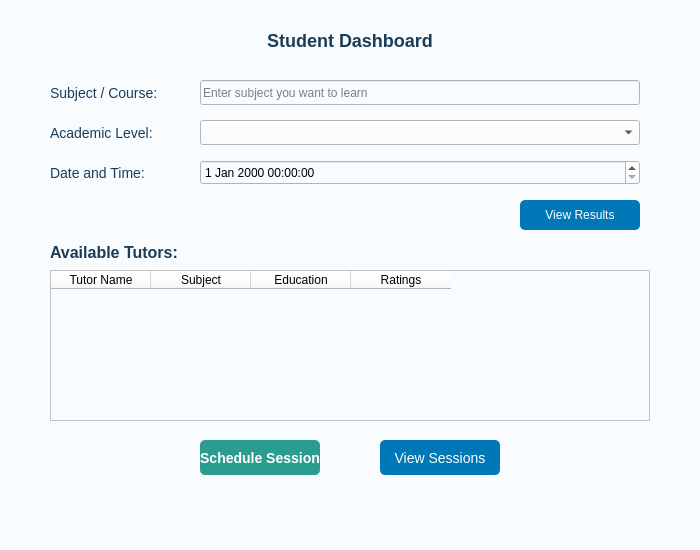
Old version of the form Session_Management (1).ui in the repository TheAmna/CS-CE-355-373-Database-Systems-Project.
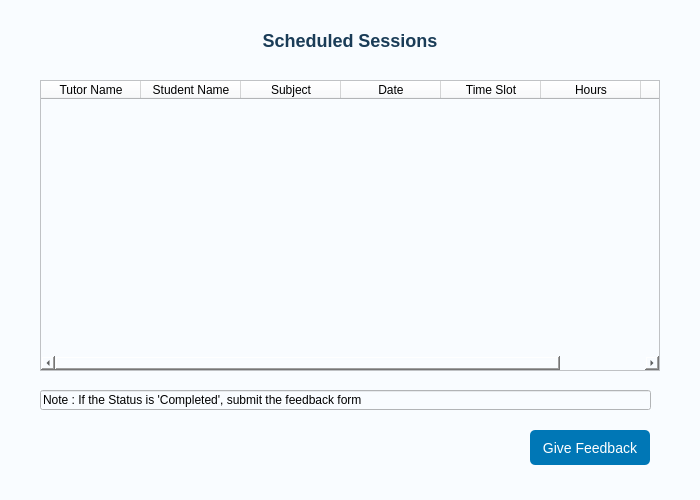
New version of the form.

Commit message: Update Session_Management (1).ui

What changed in the file:
```diff
--- a/Session_Management (1).ui
+++ b/Session_Management (1).ui
@@ -7,7 +7,7 @@
     <x>0</x>
     <y>0</y>
     <width>700</width>
-    <height>550</height>
+    <height>500</height>
    </rect>
   </property>
   <property name="windowTitle">
@@ -29,139 +29,36 @@
     <string notr="true">font-size: 18px; font-weight: bold; color: #1a3c57;</string>
    </property>
    <property name="text">
-    <string>Student Dashboard</string>
+    <string>Scheduled Sessions</string>
    </property>
    <property name="alignment">
     <set>Qt::AlignCenter</set>
    </property>
   </widget>
-  <widget class="QLabel" name="labelSubject">
+  <widget class="QTableWidget" name="tableSessions">
    <property name="geometry">
     <rect>
-     <x>50</x>
+     <x>40</x>
      <y>80</y>
-     <width>140</width>
-     <height>25</height>
+     <width>620</width>
+     <height>291</height>
     </rect>
    </property>
-   <property name="styleSheet">
-    <string notr="true">font-size: 14px; color: #1a3c57;</string>
-   </property>
-   <property name="text">
-    <string>Subject / Course:</string>
-   </property>
-  </widget>
-  <widget class="QLineEdit" name="lineSubject">
-   <property name="geometry">
-    <rect>
-     <x>200</x>
-     <y>80</y>
-     <width>440</width>
-     <height>25</height>
-    </rect>
-   </property>
-   <property name="placeholderText">
-    <string>Enter subject you want to learn</string>
-   </property>
-  </widget>
-  <widget class="QLabel" name="labelLevel">
-   <property name="geometry">
-    <rect>
-     <x>50</x>
-     <y>120</y>
-     <width>140</width>
-     <height>25</height>
-    </rect>
-   </property>
-   <property name="styleSheet">
-    <string notr="true">font-size: 14px; color: #1a3c57;</string>
-   </property>
-   <property name="text">
-    <string>Academic Level:</string>
-   </property>
-  </widget>
-  <widget class="QComboBox" name="comboLevel">
-   <property name="geometry">
-    <rect>
-     <x>200</x>
-     <y>120</y>
-     <width>440</width>
-     <height>25</height>
-    </rect>
-   </property>
-  </widget>
-  <widget class="QLabel" name="labelDate">
-   <property name="geometry">
-    <rect>
-     <x>50</x>
-     <y>160</y>
-     <width>140</width>
-     <height>25</height>
-    </rect>
-   </property>
-   <property name="styleSheet">
-    <string notr="true">font-size: 14px; color: #1a3c57;</string>
-   </property>
-   <property name="text">
-    <string>Date and Time:</string>
-   </property>
-  </widget>
-  <widget class="QDateTimeEdit" name="dateTimeEdit">
-   <property name="geometry">
-    <rect>
-     <x>200</x>
-     <y>160</y>
-     <width>440</width>
-     <height>25</height>
-    </rect>
-   </property>
-  </widget>
-  <widget class="QPushButton" name="btnViewResults">
-   <property name="geometry">
-    <rect>
-     <x>520</x>
-     <y>200</y>
-     <width>120</width>
-     <height>30</height>
-    </rect>
-   </property>
-   <property name="styleSheet">
-    <string notr="true">background-color: #0077b6; color: white; border-radius: 5px; font-size: 12px;</string>
-   </property>
-   <property name="text">
-    <string>View Results</string>
-   </property>
-  </widget>
-  <widget class="QLabel" name="labelAvailableTutors">
-   <property name="geometry">
-    <rect>
-     <x>50</x>
-     <y>240</y>
-     <width>200</width>
-     <height>25</height>
-    </rect>
-   </property>
-   <property name="styleSheet">
-    <string notr="true">font-size: 16px; font-weight: bold; color: #1a3c57;</string>
-   </property>
-   <property name="text">
-    <string>Available Tutors:</string>
-   </property>
-  </widget>
-  <widget class="QTableWidget" name="tableTutors">
-   <property name="geometry">
-    <rect>
-     <x>50</x>
-     <y>270</y>
-     <width>600</width>
-     <height>151</height>
-    </rect>
+   <property name="font">
+    <font>
+     <pointsize>10</pointsize>
+    </font>
    </property>
    <column>
     <property name="text">
      <string>Tutor Name</string>
     </property>
    </column>
+   <column>
+    <property name="text">
+     <string>Student Name</string>
+    </property>
+   </column>
    <column>
     <property name="text">
      <string>Subject</string>
@@ -169,36 +66,30 @@
    </column>
    <column>
     <property name="text">
-     <string>Education</string>
+     <string>Date</string>
     </property>
    </column>
    <column>
     <property name="text">
-     <string>Ratings</string>
+     <string>Time Slot</string>
     </property>
    </column>
-  </widget>
-  <widget class="QPushButton" name="btnBook">
-   <property name="geometry">
-    <rect>
-     <x>200</x>
-     <y>440</y>
-     <width>120</width>
-     <height>35</height>
-    </rect>
-   </property>
-   <property name="styleSheet">
-    <string notr="true">background-color: #2a9d8f; color: white; border-radius: 5px; font-size: 14px; font-weight: bold;</string>
-   </property>
-   <property name="text">
-    <string>Schedule Session</string>
-   </property>
+   <column>
+    <property name="text">
+     <string>Hours</string>
+    </property>
+   </column>
+   <column>
+    <property name="text">
+     <string>Status</string>
+    </property>
+   </column>
   </widget>
   <widget class="QPushButton" name="btnViewResults_2">
    <property name="geometry">
     <rect>
-     <x>380</x>
-     <y>440</y>
+     <x>530</x>
+     <y>430</y>
      <width>120</width>
      <height>35</height>
     </rect>
@@ -207,7 +98,20 @@
     <string notr="true">background-color: #0077b6; color: white; border-radius: 5px; font-size: 14px;</string>
    </property>
    <property name="text">
-    <string>View Sessions</string>
+    <string>Give Feedback</string>
+   </property>
+  </widget>
+  <widget class="QLineEdit" name="lineEdit">
+   <property name="geometry">
+    <rect>
+     <x>40</x>
+     <y>390</y>
+     <width>611</width>
+     <height>20</height>
+    </rect>
+   </property>
+   <property name="text">
+    <string>Note : If the Status is 'Completed', submit the feedback form </string>
    </property>
   </widget>
  </widget>
```
Left out of the diff: 6 changed lines with no effect on the pictures.
